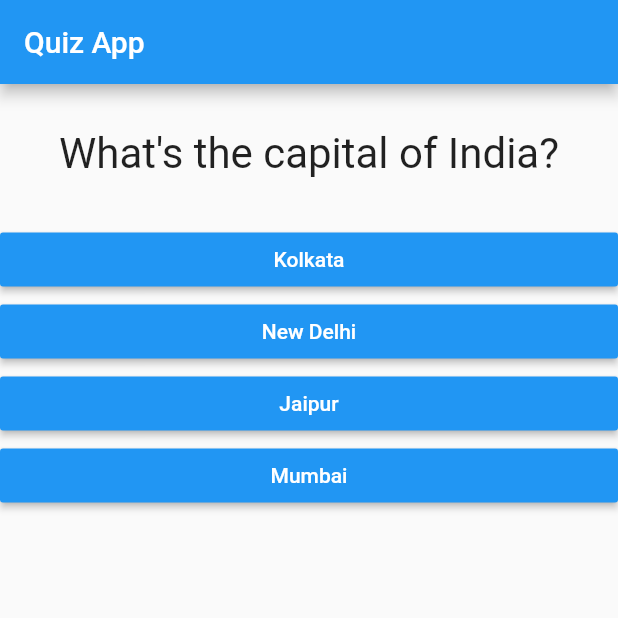
After one commit to pulkitkhandelwal29/Quiz-App, a Flutter app: the screen it shows after launch, on a phone screen of 412 x 824 dp, the top half of it. The commit adds this screen. Run offline on Flutter 3.47's test engine with Material 2 defaults, Android fonts, the phone set to English and light mode, and no system bars.

Commit message:
Splitting app into widgets

```diff
--- a/lib/main.dart
+++ b/lib/main.dart
@@ -1,9 +1,10 @@
 //importing the base class file that flutter provides functionality
 import 'package:flutter/material.dart';
-//importing to access question widget
-import './question.dart';
-//importing to access answer widget
-import './answer.dart';
+import 'package:quiz_app/result.dart';
+//importing to access quiz widget
+import './quiz.dart';
+//importing to access result widget
+import './result.dart';
 
 void main() {
   runApp(MyApp()); //run app
@@ -26,7 +27,7 @@ class _MyAppState extends State<MyApp> {
   var _questionIndex = 0;
 
   //questions in the form of Map
-  final questions = const [
+  final _questions = const [
     {
       'questionText': 'What\'s the capital of India?',
       'answers': ['Kolkata', 'New Delhi', 'Jaipur', 'Mumbai'],
@@ -56,27 +57,14 @@ class _MyAppState extends State<MyApp> {
           title: Text('Quiz App'),
         ),
         //Ternary condition
-        body: _questionIndex < questions.length
-            ? Column(
-                //Column like format
-                children: [
-                  Question(
-                    //Will print questions from list of maps
-                    questions[_questionIndex]['questionText']?.toString() ?? '',
-                  ),
-                  //answer widget (taking answer dynamically from map)
-                  //answers are List of string
-                  //...(spread operator) splits list of items into individual items
-                  ...(questions[_questionIndex]['answers'] as List<String>)
-                      .map((answer) {
-                    return Answer(_AnswerQuestion, answer);
-                  }).toList()
-                ],
+        body: _questionIndex < _questions.length
+            ? Quiz(
+                AnswerQuestion: _AnswerQuestion,
+                questionIndex: _questionIndex,
+                questions: _questions,
               )
             //else condition in ternary starting with : (questions over)
-            : Center(
-                child: Text('You did it!'),
-              ),
+            : Result(),
       ),
     );
   }
--- /dev/null
+++ b/lib/quiz.dart
@@ -0,0 +1,34 @@
+import 'package:flutter/material.dart';
+
+import './question.dart';
+import './answer.dart';
+
+class Quiz extends StatelessWidget {
+  final List<Map<String, Object>> questions;
+  final int questionIndex;
+  final VoidCallback AnswerQuestion;
+
+  Quiz(
+      {required this.questions,
+      required this.AnswerQuestion,
+      required this.questionIndex});
+
+  @override
+  Widget build(BuildContext context) {
+    return Column(
+      //Column like format
+      children: [
+        Question(
+          //Will print questions from list of maps
+          questions[questionIndex]['questionText']?.toString() ?? '',
+        ),
+        //answer widget (taking answer dynamically from map)
+        //answers are List of string
+        //...(spread operator) splits list of items into individual items
+        ...(questions[questionIndex]['answers'] as List<String>).map((answer) {
+          return Answer(AnswerQuestion, answer);
+        }).toList()
+      ],
+    );
+  }
+}
```
Also changed, not shown: lib/result.dart (added, +10 -0 lines).
